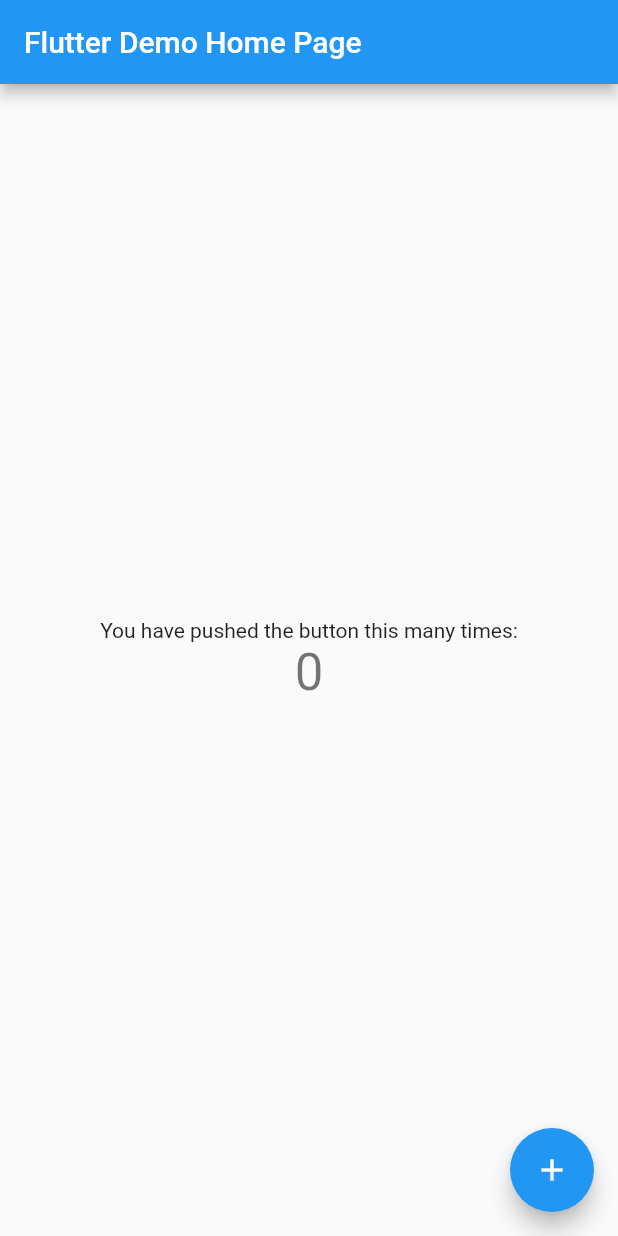
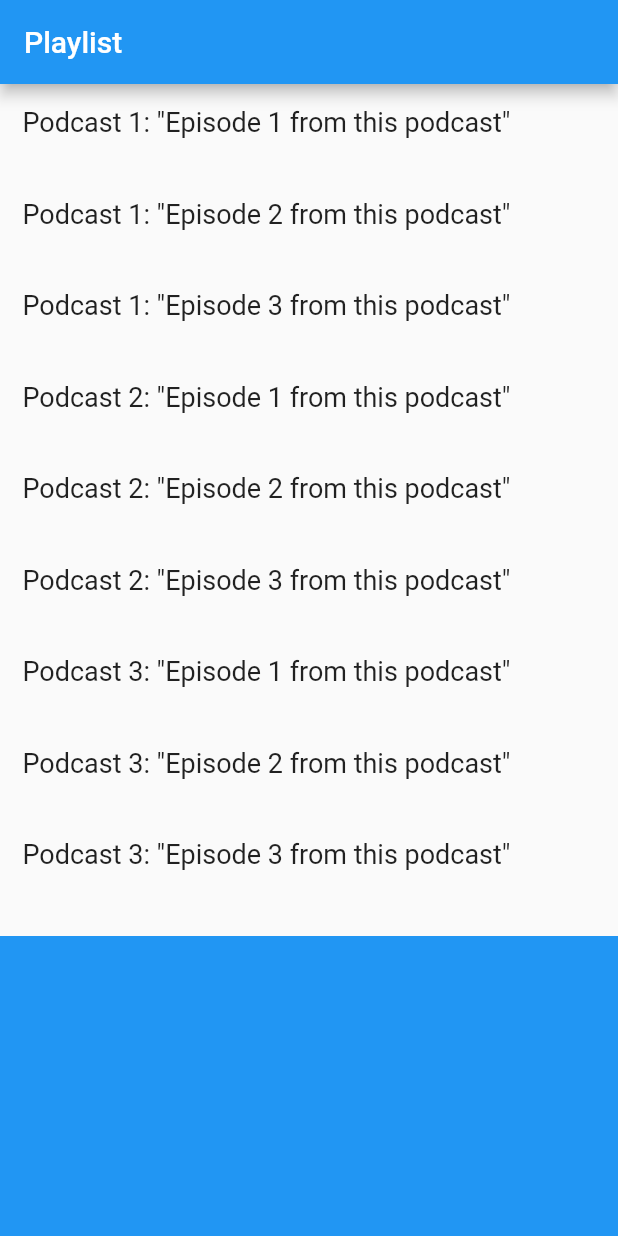
Before and after one commit to FelipeRsN/scoped_model_example, a Flutter app: the screen it shows after launch, on a phone screen of 412 x 824 dp. Run offline on Flutter 3.47's test engine with Material 2 defaults, Android fonts, the phone set to English and light mode, and no system bars.

Commit message:
Entire project completed.

```diff
--- /dev/null
+++ b/lib/app.dart
@@ -0,0 +1,24 @@
+import 'package:flutter/material.dart';
+import 'package:scoped_model_example/models/episode.dart';
+import 'package:scoped_model_example/models/podcast.dart';
+import 'package:scoped_model_example/scoped_models/scoped_playlist.dart';
+import 'package:scoped_model_example/screens/playlist/playlist.dart';
+
+class App extends StatelessWidget {
+
+  @override
+  Widget build(BuildContext context) {
+
+    final playlistManager = ScopedPlaylist();
+    final podcasts = Podcast.fetchAll();
+    for (Podcast p in podcasts){
+      for(Episode e in p.episodes){
+        playlistManager.addEpisode(e);
+      }
+    }
+
+    return MaterialApp(
+      home: Playlist(playlistManager),
+    );
+  }
+}
--- a/lib/main.dart
+++ b/lib/main.dart
@@ -1,111 +1,4 @@
 import 'package:flutter/material.dart';
+import 'package:scoped_model_example/app.dart';
 
-void main() => runApp(MyApp());
-
-class MyApp extends StatelessWidget {
-  // This widget is the root of your application.
-  @override
-  Widget build(BuildContext context) {
-    return MaterialApp(
-      title: 'Flutter Demo',
-      theme: ThemeData(
-        // This is the theme of your application.
-        //
-        // Try running your application with "flutter run". You'll see the
-        // application has a blue toolbar. Then, without quitting the app, try
-        // changing the primarySwatch below to Colors.green and then invoke
-        // "hot reload" (press "r" in the console where you ran "flutter run",
-        // or simply save your changes to "hot reload" in a Flutter IDE).
-        // Notice that the counter didn't reset back to zero; the application
-        // is not restarted.
-        primarySwatch: Colors.blue,
-      ),
-      home: MyHomePage(title: 'Flutter Demo Home Page'),
-    );
-  }
-}
-
-class MyHomePage extends StatefulWidget {
-  MyHomePage({Key key, this.title}) : super(key: key);
-
-  // This widget is the home page of your application. It is stateful, meaning
-  // that it has a State object (defined below) that contains fields that affect
-  // how it looks.
-
-  // This class is the configuration for the state. It holds the values (in this
-  // case the title) provided by the parent (in this case the App widget) and
-  // used by the build method of the State. Fields in a Widget subclass are
-  // always marked "final".
-
-  final String title;
-
-  @override
-  _MyHomePageState createState() => _MyHomePageState();
-}
-
-class _MyHomePageState extends State<MyHomePage> {
-  int _counter = 0;
-
-  void _incrementCounter() {
-    setState(() {
-      // This call to setState tells the Flutter framework that something has
-      // changed in this State, which causes it to rerun the build method below
-      // so that the display can reflect the updated values. If we changed
-      // _counter without calling setState(), then the build method would not be
-      // called again, and so nothing would appear to happen.
-      _counter++;
-    });
-  }
-
-  @override
-  Widget build(BuildContext context) {
-    // This method is rerun every time setState is called, for instance as done
-    // by the _incrementCounter method above.
-    //
-    // The Flutter framework has been optimized to make rerunning build methods
-    // fast, so that you can just rebuild anything that needs updating rather
-    // than having to individually change instances of widgets.
-    return Scaffold(
-      appBar: AppBar(
-        // Here we take the value from the MyHomePage object that was created by
-        // the App.build method, and use it to set our appbar title.
-        title: Text(widget.title),
-      ),
-      body: Center(
-        // Center is a layout widget. It takes a single child and positions it
-        // in the middle of the parent.
-        child: Column(
-          // Column is also layout widget. It takes a list of children and
-          // arranges them vertically. By default, it sizes itself to fit its
-          // children horizontally, and tries to be as tall as its parent.
-          //
-          // Invoke "debug painting" (press "p" in the console, choose the
-          // "Toggle Debug Paint" action from the Flutter Inspector in Android
-          // Studio, or the "Toggle Debug Paint" command in Visual Studio Code)
-          // to see the wireframe for each widget.
-          //
-          // Column has various properties to control how it sizes itself and
-          // how it positions its children. Here we use mainAxisAlignment to
-          // center the children vertically; the main axis here is the vertical
-          // axis because Columns are vertical (the cross axis would be
-          // horizontal).
-          mainAxisAlignment: MainAxisAlignment.center,
-          children: <Widget>[
-            Text(
-              'You have pushed the button this many times:',
-            ),
-            Text(
-              '$_counter',
-              style: Theme.of(context).textTheme.display1,
-            ),
-          ],
-        ),
-      ),
-      floatingActionButton: FloatingActionButton(
-        onPressed: _incrementCounter,
-        tooltip: 'Increment',
-        child: Icon(Icons.add),
-      ), // This trailing comma makes auto-formatting nicer for build methods.
-    );
-  }
-}
+void main() => runApp(App());
--- /dev/null
+++ b/lib/models/episode.dart
@@ -0,0 +1,9 @@
+import 'package:scoped_model_example/models/podcast.dart';
+
+class Episode{
+  Podcast podcast;
+  String title;
+  bool isPlaying;
+
+  Episode(this.podcast, this.title, {this.isPlaying = false});
+}
--- /dev/null
+++ b/lib/models/podcast.dart
@@ -0,0 +1,34 @@
+
+import 'package:scoped_model_example/models/episode.dart';
+
+class Podcast {
+  String name;
+  List<Episode> episodes;
+
+  Podcast(this.name);
+
+  static List<Podcast> fetchAll(){
+    var p1 = Podcast("Podcast 1");
+    p1.episodes = [
+      Episode(p1, "Episode 1 from this podcast"),
+      Episode(p1, "Episode 2 from this podcast"),
+      Episode(p1, "Episode 3 from this podcast"),
+    ];
+
+    var p2 = Podcast("Podcast 2");
+    p2.episodes = [
+      Episode(p2, "Episode 1 from this podcast"),
+      Episode(p2, "Episode 2 from this podcast"),
+      Episode(p2, "Episode 3 from this podcast"),
+    ];
+
+    var p3 = Podcast("Podcast 3");
+    p3.episodes = [
+      Episode(p3, "Episode 1 from this podcast"),
+      Episode(p3, "Episode 2 from this podcast"),
+      Episode(p3, "Episode 3 from this podcast"),
+    ];
+
+    return [p1, p2, p3];
+  }
+}
--- /dev/null
+++ b/lib/scoped_models/scoped_playlist.dart
@@ -0,0 +1,23 @@
+import 'package:scoped_model/scoped_model.dart';
+import 'package:scoped_model_example/models/episode.dart';
+
+class ScopedPlaylist extends Model{
+  List<Episode> episodes = [];
+  Episode selectedEpisode;
+
+  addEpisode(Episode episode){
+    episodes.add(episode);
+    notifyListeners();
+  }
+
+  setSelectedEpisode(Episode e){
+    if(selectedEpisode != null){
+      selectedEpisode.isPlaying = false;
+    }
+
+    selectedEpisode = e;
+    selectedEpisode.isPlaying = true;
+
+    notifyListeners();
+  }
+}
--- /dev/null
+++ b/lib/screens/playlist/playlist.dart
@@ -0,0 +1,36 @@
+import 'package:flutter/material.dart';
+import 'package:scoped_model/scoped_model.dart';
+import 'package:scoped_model_example/models/episode.dart';
+import 'package:scoped_model_example/scoped_models/scoped_playlist.dart';
+import 'package:scoped_model_example/screens/playlist/widgets/episode_list.dart';
+import 'package:scoped_model_example/screens/playlist/widgets/player.dart';
+
+class Playlist extends StatelessWidget {
+  final playlistManager;
+
+  Playlist(this.playlistManager);
+
+  @override
+  Widget build(BuildContext context) {
+    return Scaffold(
+      appBar: AppBar(
+        title: Text('Playlist'),
+      ),
+      body: ScopedModel<ScopedPlaylist>(
+        model: playlistManager,
+        child: Column(
+          mainAxisAlignment: MainAxisAlignment.center,
+          crossAxisAlignment: CrossAxisAlignment.stretch,
+          children: <Widget>[
+            EpisodeList(_handleEpisodeListViewItemTap),
+            Player(),
+          ],
+        ),
+      ),
+    );
+  }
+
+  _handleEpisodeListViewItemTap(Episode e){
+    playlistManager.setSelectedEpisode(e);
+  }
+}
--- /dev/null
+++ b/lib/screens/playlist/widgets/episode_list.dart
@@ -0,0 +1,44 @@
+import 'package:flutter/material.dart';
+import 'package:scoped_model/scoped_model.dart';
+import 'package:scoped_model_example/models/episode.dart';
+import 'package:scoped_model_example/scoped_models/scoped_playlist.dart';
+
+typedef EpisodeListTapCallback = void Function(Episode e);
+
+class EpisodeList extends StatelessWidget {
+
+  final EpisodeListTapCallback onItemTap;
+
+  EpisodeList(this.onItemTap);
+
+  @override
+  Widget build(BuildContext context) {
+    return ScopedModelDescendant<ScopedPlaylist>(
+      builder: (context, child, scopedModel) => Expanded(
+        child: ListView(
+          children:
+              scopedModel.episodes.map((e) => _playerListViewItem(e)).toList(),
+        ),
+      ),
+    );
+  }
+
+  Widget _playerListViewItem(Episode e) {
+    return GestureDetector(
+      onTap: () => onItemTap(e),
+      child: _playerListViewItemTitle(e),
+    );
+  }
+
+  Widget _playerListViewItemTitle(Episode e) {
+    final subTitle = (e.isPlaying ? '[PLAYING] ' : '') + '${e.podcast.name}: "${e.title}"';
+
+    return Container(
+      padding: EdgeInsets.fromLTRB(15.0, 15.0, 25.0, 25.0),
+      child: Text(
+        subTitle,
+        style: TextStyle(fontSize: 18.0),
+      ),
+    );
+  }
+}
--- /dev/null
+++ b/lib/screens/playlist/widgets/player.dart
@@ -0,0 +1,46 @@
+import 'package:flutter/material.dart';
+import 'package:scoped_model/scoped_model.dart';
+import 'package:scoped_model_example/scoped_models/scoped_playlist.dart';
+
+class Player extends StatelessWidget {
+  final height = 200.0;
+  final textStyle = TextStyle(color: Colors.white, fontSize: 18.0);
+
+  @override
+  Widget build(BuildContext context) {
+    return Container(
+      decoration: BoxDecoration(color: Colors.blue),
+      height: height,
+      padding: EdgeInsets.symmetric(vertical: 15.0, horizontal: 15.0),
+      child: ScopedModelDescendant<ScopedPlaylist>(
+        builder: (context, child, scopedModel) => _playerPanel(scopedModel),
+      ),
+    );
+  }
+
+  Widget _playerPanel(ScopedPlaylist scopedModel) {
+    var label1 = "";
+    var label2 = "";
+    var label3 = "";
+
+    if (scopedModel.selectedEpisode != null) {
+      label1 = 'Now playing...';
+      label2 = scopedModel.selectedEpisode.podcast.name;
+      label3 = scopedModel.selectedEpisode.title;
+    }
+
+    return Column(
+      mainAxisAlignment: MainAxisAlignment.spaceEvenly,
+      crossAxisAlignment: CrossAxisAlignment.stretch,
+      children: <Widget>[
+        _textLabel(label1),
+        _textLabel(label2),
+        _textLabel(label3)
+      ],
+    );
+  }
+
+  Widget _textLabel(String text) {
+    return Text(text, style: textStyle);
+  }
+}
--- a/pubspec.yaml
+++ b/pubspec.yaml
@@ -23,6 +23,7 @@ dependencies:
   # The following adds the Cupertino Icons font to your application.
   # Use with the CupertinoIcons class for iOS style icons.
   cupertino_icons: ^0.1.2
+  scoped_model: ^1.0.1
 
 dev_dependencies:
   flutter_test:
```
Also changed, not shown: pubspec.lock.
